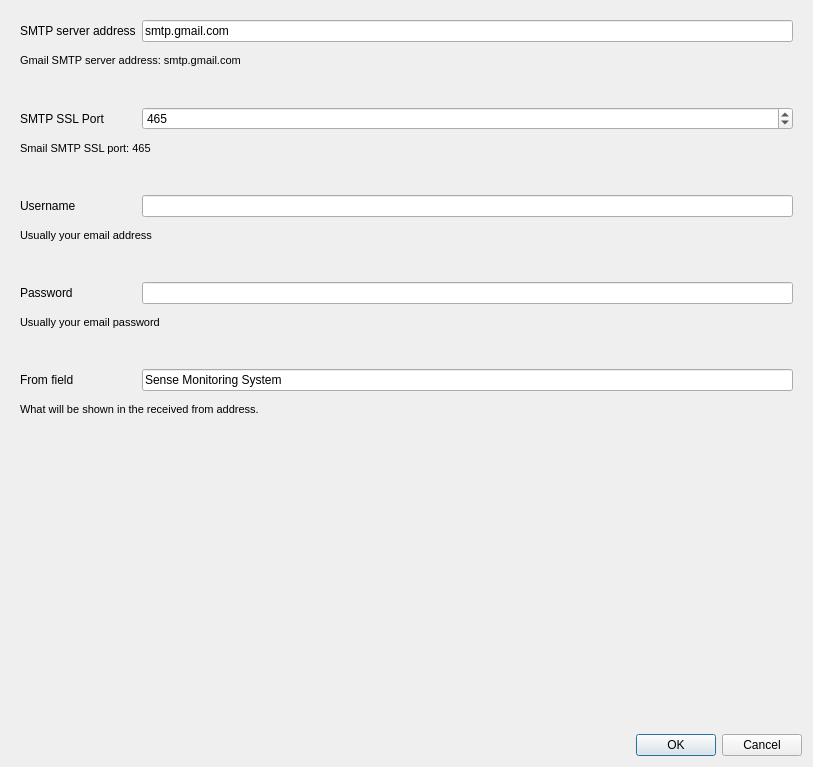
Before: the Qt Designer form manager/src/EmailSettingsDialog.ui in porkmarks/sense, drawn with Qt 5.
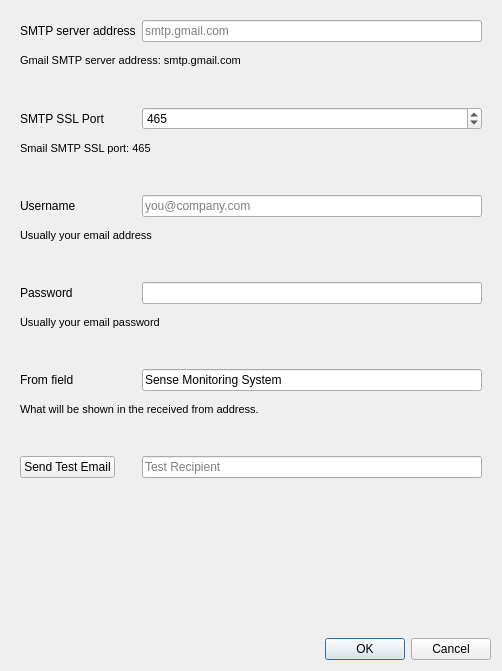
After: the same form once the commit is applied.

The edit to the form file:
```diff
--- a/manager/src/EmailSettingsDialog.ui
+++ b/manager/src/EmailSettingsDialog.ui
@@ -6,8 +6,8 @@
    <rect>
     <x>0</x>
     <y>0</y>
-    <width>813</width>
-    <height>767</height>
+    <width>502</width>
+    <height>671</height>
    </rect>
   </property>
   <property name="windowTitle">
@@ -30,6 +30,9 @@
       <item row="2" column="1">
        <widget class="QLineEdit" name="host">
         <property name="text">
+         <string/>
+        </property>
+        <property name="placeholderText">
          <string>smtp.gmail.com</string>
         </property>
        </widget>
@@ -106,7 +109,11 @@
        </widget>
       </item>
       <item row="9" column="1">
-       <widget class="QLineEdit" name="username"/>
+       <widget class="QLineEdit" name="username">
+        <property name="placeholderText">
+         <string>you@company.com</string>
+        </property>
+       </widget>
       </item>
       <item row="10" column="0" colspan="2">
        <widget class="QLabel" name="label_6">
@@ -232,6 +239,20 @@
         </property>
        </widget>
       </item>
+      <item row="18" column="1">
+       <widget class="QLineEdit" name="testEmailTo">
+        <property name="placeholderText">
+         <string>Test Recipient</string>
+        </property>
+       </widget>
+      </item>
+      <item row="18" column="0">
+       <widget class="QPushButton" name="sendTestEmail">
+        <property name="text">
+         <string>Send Test Email</string>
+        </property>
+       </widget>
+      </item>
      </layout>
     </widget>
    </item>
@@ -253,6 +274,9 @@
      <property name="standardButtons">
       <set>QDialogButtonBox::Cancel|QDialogButtonBox::Ok</set>
      </property>
+     <property name="centerButtons">
+      <bool>false</bool>
+     </property>
     </widget>
    </item>
   </layout>
```
